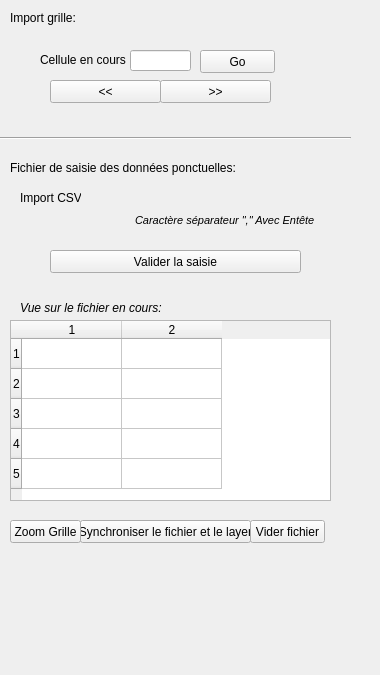
Before: the Qt Designer form gui/geodata_matching_dialog_base.ui in mdvandamme/PoussePousseEditData, drawn with Qt 5.
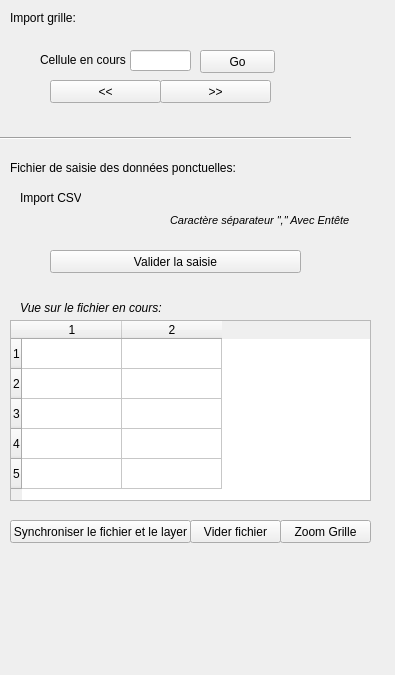
After: the same form once the commit is applied. Custom widgets are drawn as their Qt base class.

```diff
--- a/gui/geodata_matching_dialog_base.ui
+++ b/gui/geodata_matching_dialog_base.ui
@@ -6,7 +6,7 @@
    <rect>
     <x>0</x>
     <y>0</y>
-    <width>380</width>
+    <width>395</width>
     <height>675</height>
    </rect>
   </property>
@@ -74,7 +74,7 @@
      <rect>
       <x>10</x>
       <y>320</y>
-      <width>321</width>
+      <width>361</width>
       <height>181</height>
      </rect>
     </property>
@@ -95,9 +95,9 @@
    <widget class="QPushButton" name="btSynchronize">
     <property name="geometry">
      <rect>
-      <x>80</x>
+      <x>10</x>
       <y>520</y>
-      <width>171</width>
+      <width>181</width>
       <height>23</height>
      </rect>
     </property>
@@ -170,9 +170,9 @@
    <widget class="QPushButton" name="btZoomGrille">
     <property name="geometry">
      <rect>
-      <x>10</x>
+      <x>280</x>
       <y>520</y>
-      <width>71</width>
+      <width>91</width>
       <height>23</height>
      </rect>
     </property>
@@ -206,7 +206,7 @@
    <widget class="QLabel" name="label_5">
     <property name="geometry">
      <rect>
-      <x>135</x>
+      <x>170</x>
       <y>210</y>
       <width>191</width>
       <height>20</height>
@@ -229,9 +229,9 @@
    <widget class="QPushButton" name="btViderFichier">
     <property name="geometry">
      <rect>
-      <x>250</x>
+      <x>190</x>
       <y>520</y>
-      <width>75</width>
+      <width>91</width>
       <height>23</height>
      </rect>
     </property>
```
